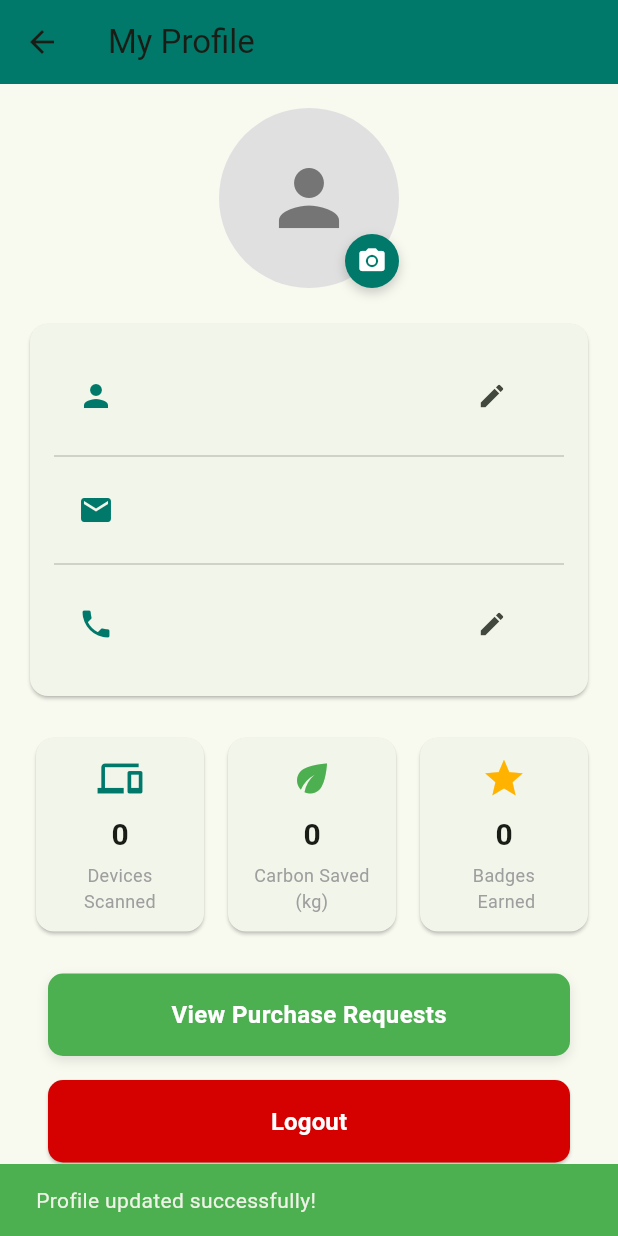
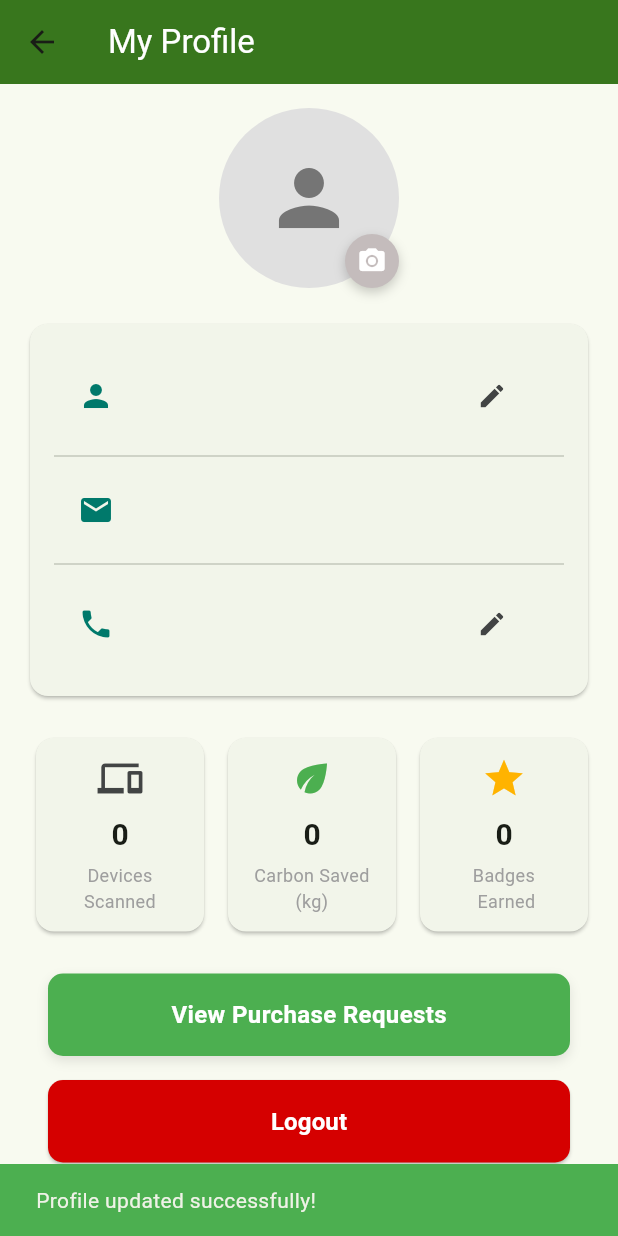
Before and after one commit to Shreesha001/EcoCircuit, a Flutter app: the ProfileScreen screen opened directly, after a tap on the "edit" icon, after a tap on "Save Changes", on a phone screen of 412 x 824 dp. Run offline on Flutter 3.47's test engine with Material 3 defaults, Android fonts, the phone set to English and light mode, and no system bars; our stand-ins replace cloud_firestore, firebase_auth, firebase_core, firebase_storage, firebase_vertexai, flutter_markdown and 2 more; accounts and stored records are empty; network calls fail.

Commit message:
apply colors to widgets acc. to color pallete

```diff
--- a/lib/screens/account_screen.dart
+++ b/lib/screens/account_screen.dart
@@ -1,6 +1,6 @@
 import 'package:eco_circuit/screens/auth_screen/login_screen.dart';
-import 'package:eco_circuit/screens/market/purchase_details_screen.dart';
 import 'package:eco_circuit/screens/market/seller_notification_screen.dart';
+import 'package:eco_circuit/theme/pallete.dart';
 import 'package:eco_circuit/widgets/Account_screen_widgets/build_stat_card.dart';
 import 'package:flutter/material.dart';
 import 'package:firebase_auth/firebase_auth.dart';
@@ -8,8 +8,6 @@ import 'package:firebase_storage/firebase_storage.dart';
 import 'package:image_picker/image_picker.dart';
 import 'package:cloud_firestore/cloud_firestore.dart';
 import 'dart:io';
-
-import 'package:intl/intl.dart';
 
 class ProfileScreen extends StatefulWidget {
   const ProfileScreen({super.key});
@@ -182,8 +180,8 @@ class _ProfileScreenState extends State<ProfileScreen> {
   Widget build(BuildContext context) {
     return Scaffold(
       appBar: AppBar(
-        title: const Text('My Profile'),
-        backgroundColor: Colors.teal[700],
+        title: const Text('My Profile', style: TextStyle(color: Colors.white)),
+        backgroundColor: Pallete.appBarColor,
       ),
       body:
           _isLoading
@@ -216,7 +214,7 @@ class _ProfileScreenState extends State<ProfileScreen> {
                           width: 36,
                           height: 36,
                           decoration: BoxDecoration(
-                            color: Colors.teal[700],
+                            color: const Color.fromARGB(255, 196, 188, 188),
                             shape: BoxShape.circle,
                             boxShadow: [
                               BoxShadow(
@@ -276,6 +274,7 @@ class _ProfileScreenState extends State<ProfileScreen> {
                                           ),
                                           IconButton(
                                             icon: const Icon(
+                                              color: Pallete.iconColor,
                                               Icons.edit,
                                               size: 20,
                                             ),
@@ -329,6 +328,7 @@ class _ProfileScreenState extends State<ProfileScreen> {
                                           ),
                                           IconButton(
                                             icon: const Icon(
+                                              color: Pallete.iconColor,
                                               Icons.edit,
                                               size: 20,
                                             ),
@@ -355,7 +355,7 @@ class _ProfileScreenState extends State<ProfileScreen> {
                             icon: Icons.devices,
                             value: scanStats?['totalScans']?.toString() ?? '0',
                             label: 'Devices Scanned',
-                            color: Colors.teal[700]!,
+                            color: Pallete.iconColor,
                           ),
                           buildStatCard(
                             icon: Icons.eco,
@@ -384,7 +384,7 @@ class _ProfileScreenState extends State<ProfileScreen> {
                               child: ElevatedButton(
                                 onPressed: _updateProfile,
                                 style: ElevatedButton.styleFrom(
-                                  backgroundColor: Colors.teal[700],
+                                  backgroundColor: Pallete.buttonColor,
                                   shape: RoundedRectangleBorder(
                                     borderRadius: BorderRadius.circular(10),
                                   ),
--- a/lib/theme/pallete.dart
+++ b/lib/theme/pallete.dart
@@ -12,4 +12,15 @@ class Pallete {
   // Accent Colors
   static const Color turquoise = Color(0xFF7FFBE2); // Freshness & cleanliness
   static const Color darkSlate = Color(0xFF424444); // Contrast & readability
+
+  static const Color appBarColor = forestGreen; // AppBar background
+  static const Color buttonColor = oliveGreen; // Primary Button color
+  static const Color buttonTextColor = Colors.white; // Button text color
+  static const Color bottomNavColor =
+      darkSlate; // Bottom navigation bar background
+  static const Color bottomNavActiveColor =
+      turquoise; // Active item in bottom nav
+  static const Color bottomNavInactiveColor =
+      lightGray; // Inactive items in bottom nav
+  static const Color iconColor = darkSlate;
 }
```
Also changed, not shown: lib/screens/history/history_screen.dart (+8 -1 lines), lib/screens/home_screen.dart (+5 -3 lines), lib/screens/market/market_place.dart (+7 -3 lines), lib/screens/market/purchase_details_screen.dart (+9 -2 lines), lib/screens/market/purchase_screen.dart (+7 -3 lines), lib/screens/market/seller_notification_screen.dart (+7 -1 lines).
